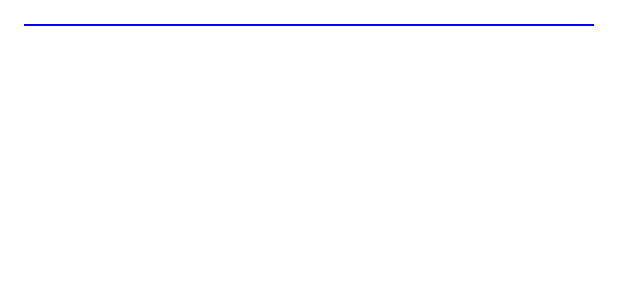
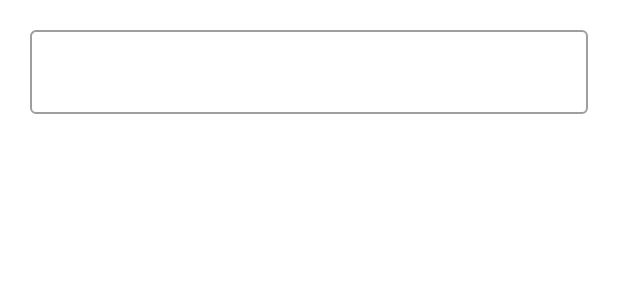
Before and after one commit to Luigi-Avila/JetpackComponents, an Android app built with Jetpack Compose: the @Preview function DefaultPreview, on a phone screen of 412 x 824 dp. Shown: the top 300 px of the screen. Run offline under Robolectric (Android 15) with nearby library versions, the phone set to English and light mode, and no system bars.

```diff
--- a/app/src/main/java/com/example/jetpackcomponents/MainActivity.kt
+++ b/app/src/main/java/com/example/jetpackcomponents/MainActivity.kt
@@ -7,6 +7,7 @@ import androidx.activity.compose.setContent
 import androidx.compose.foundation.BorderStroke
 import androidx.compose.foundation.Image
 import androidx.compose.foundation.border
+import androidx.compose.foundation.clickable
 import androidx.compose.foundation.layout.*
 import androidx.compose.foundation.shape.CircleShape
 import androidx.compose.foundation.shape.RoundedCornerShape
@@ -82,7 +83,8 @@ class MainActivity : ComponentActivity() {
                     Column {
                         //MyCard()
                         //MyBadgeBox()
-                        MyDivider()
+                        //MyDivider()
+                        MyDropDownMenu()
                     }
                 }
             }
@@ -119,19 +121,52 @@ fun DefaultPreview() {
         //MyCheckBoxWithText()
         //MyCard()
         //MyBadgeBox()
-        MyDivider()
+        //MyDivider()
+        MyDropDownMenu()
     }
 }
 /**/
 
 @Composable
-fun MyDivider(){
+fun MyDropDownMenu() {
+    var selectedText by rememberSaveable { mutableStateOf("") }
+    var expanded by rememberSaveable { mutableStateOf(false) }
+    val desserts = listOf("Candies", "Cake", "Muffin", "Chocolate", "Fruit", "Coffee")
+
+    Column(Modifier.padding(20.dp)) {
+        OutlinedTextField(
+            value = selectedText,
+            onValueChange = { selectedText = it },
+            enabled = false,
+            readOnly = true,
+            modifier = Modifier
+                .clickable { expanded = true }
+                .fillMaxWidth())
+        DropdownMenu(
+            expanded = expanded,
+            onDismissRequest = { expanded = false },
+            modifier = Modifier.fillMaxWidth()
+        ) {
+            desserts.map { dessert ->
+                DropdownMenuItem(onClick = {
+                    expanded = false
+                    selectedText = dessert
+                }) {
+                    Text(text = dessert)
+                }
+            }
+        }
+    }
+}
+
+@Composable
+fun MyDivider() {
     Divider(Modifier.padding(16.dp), color = Color.Blue)
 }
 
 @Composable
 fun MyBadgeBox() {
-    BadgedBox(modifier = Modifier.padding(16.dp), badge = { Text(text = "5")}) {
+    BadgedBox(modifier = Modifier.padding(16.dp), badge = { Text(text = "5") }) {
         Icon(imageVector = Icons.Default.Favorite, contentDescription = "")
     }
 }
```
